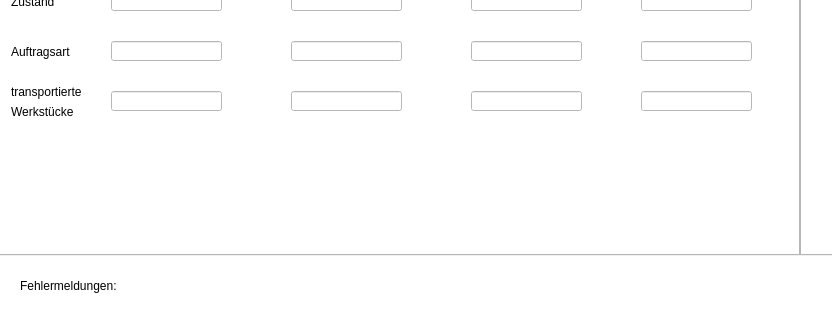
Old version of the form mainwindow.ui in the repository Sandra13579/Visualisierung; both pictures show x 0 to 832 and y 174 to 494 of the 1100 by 494 pixel window.
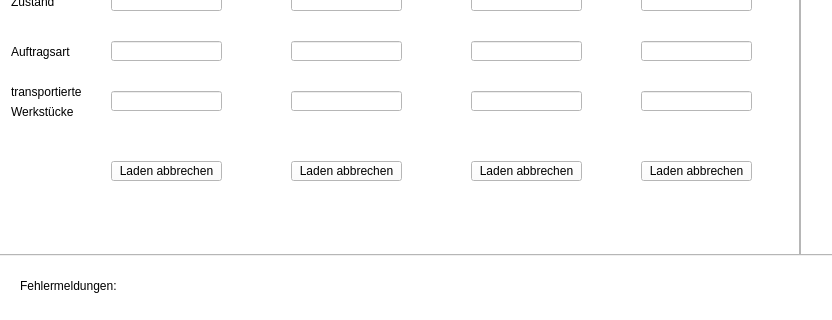
New version of the form. The open tabs and pages were chosen to show the change. Icons and pictures are not drawn.

Commit message: laden abbruch + visualisierung

Diff of the .ui file:
```diff
--- a/mainwindow.ui
+++ b/mainwindow.ui
@@ -1315,6 +1315,58 @@
        <string>Werkstücke</string>
       </property>
      </widget>
+     <widget class="QPushButton" name="cancel_loading1_pushButton">
+      <property name="geometry">
+       <rect>
+        <x>110</x>
+        <y>310</y>
+        <width>111</width>
+        <height>20</height>
+       </rect>
+      </property>
+      <property name="text">
+       <string>Laden abbrechen</string>
+      </property>
+     </widget>
+     <widget class="QPushButton" name="cancel_loading2_pushButton">
+      <property name="geometry">
+       <rect>
+        <x>290</x>
+        <y>310</y>
+        <width>111</width>
+        <height>20</height>
+       </rect>
+      </property>
+      <property name="text">
+       <string>Laden abbrechen</string>
+      </property>
+     </widget>
+     <widget class="QPushButton" name="cancel_loading3_pushButton">
+      <property name="geometry">
+       <rect>
+        <x>470</x>
+        <y>310</y>
+        <width>111</width>
+        <height>20</height>
+       </rect>
+      </property>
+      <property name="text">
+       <string>Laden abbrechen</string>
+      </property>
+     </widget>
+     <widget class="QPushButton" name="cancel_loading4_pushButton">
+      <property name="geometry">
+       <rect>
+        <x>640</x>
+        <y>310</y>
+        <width>111</width>
+        <height>20</height>
+       </rect>
+      </property>
+      <property name="text">
+       <string>Laden abbrechen</string>
+      </property>
+     </widget>
     </widget>
    </widget>
    <widget class="QTabWidget" name="tabWidget_2">
```
Left out of the diff: 44 changed lines with no effect on the pictures. The commit also changes 5 other files.
